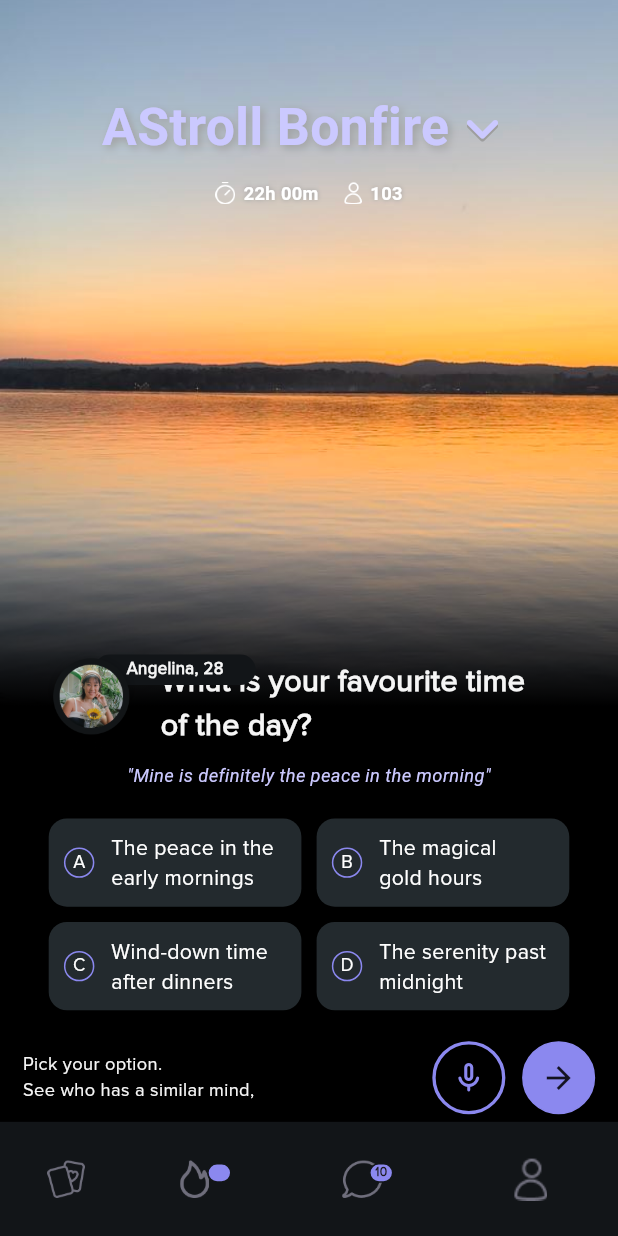
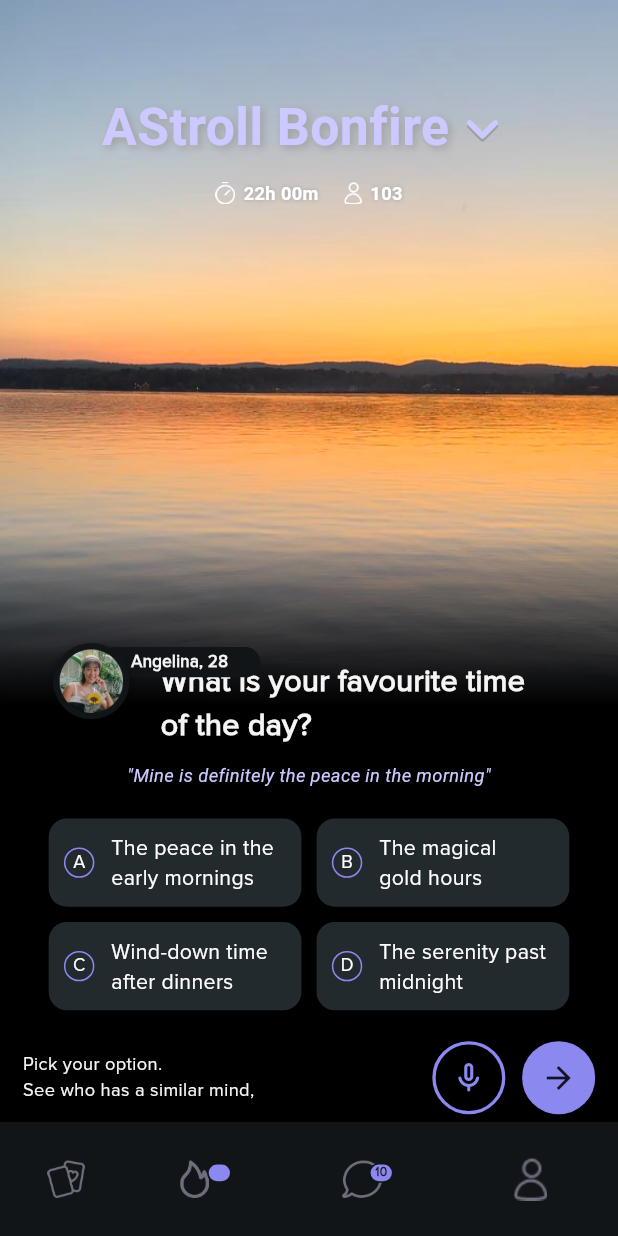
Before and after one commit to Vcnicholas/fe_interview_task, a Flutter app: the screen it shows after launch, on a phone screen of 412 x 824 dp. Run offline on Flutter 3.47's test engine with Material 3 defaults, Android fonts, the phone set to English and light mode, and no system bars; our stand-ins replace flutter_screenutil, get_it, google_fonts.

Commit message:
fuinal_push

```diff
--- a/lib/pages/home/home.dart
+++ b/lib/pages/home/home.dart
@@ -188,7 +188,7 @@ class Home extends StatelessWidget {
 
             ],
             ),),
-            Positioned(top: 430.h,left: 62.sp,
+            Positioned(top: 425.h,left: 65.sp,
               child: Container(
                 height: 20.h,
                 width: 106.sp,
@@ -202,7 +202,7 @@ class Home extends StatelessWidget {
                   color: AppColor.white90,),
               ),
             ),
-            Positioned(left:25.sp, top: 425.h,
+            Positioned(left:25.sp, top: 415.h,
               child:        Row(
                 children: [
                   Image.asset(AppImages.photo,
```
